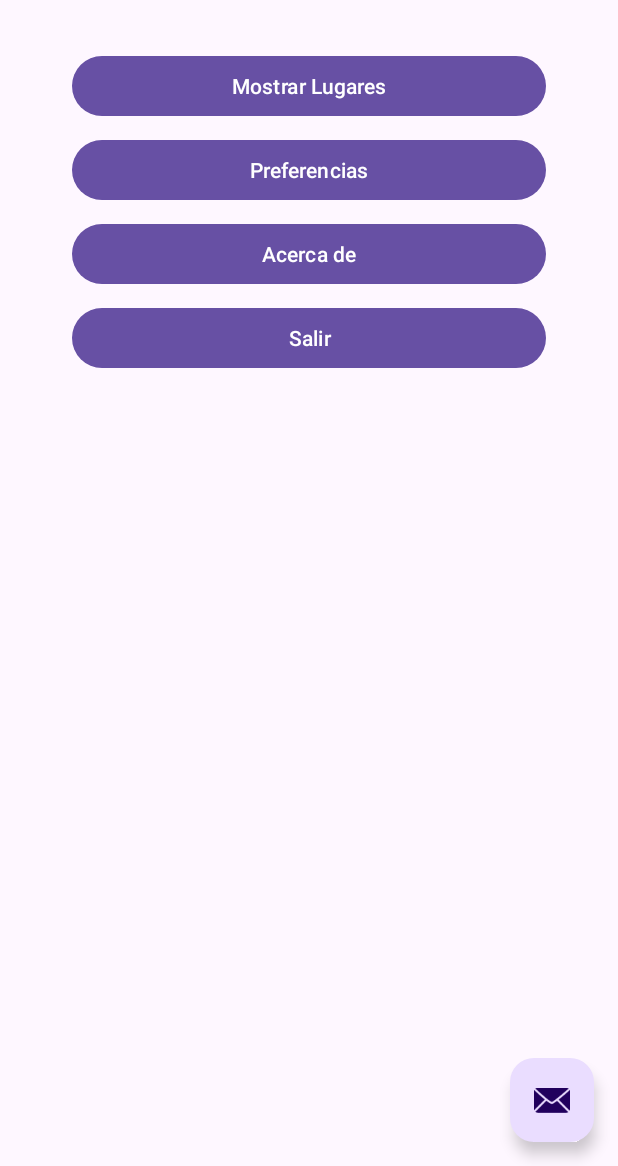
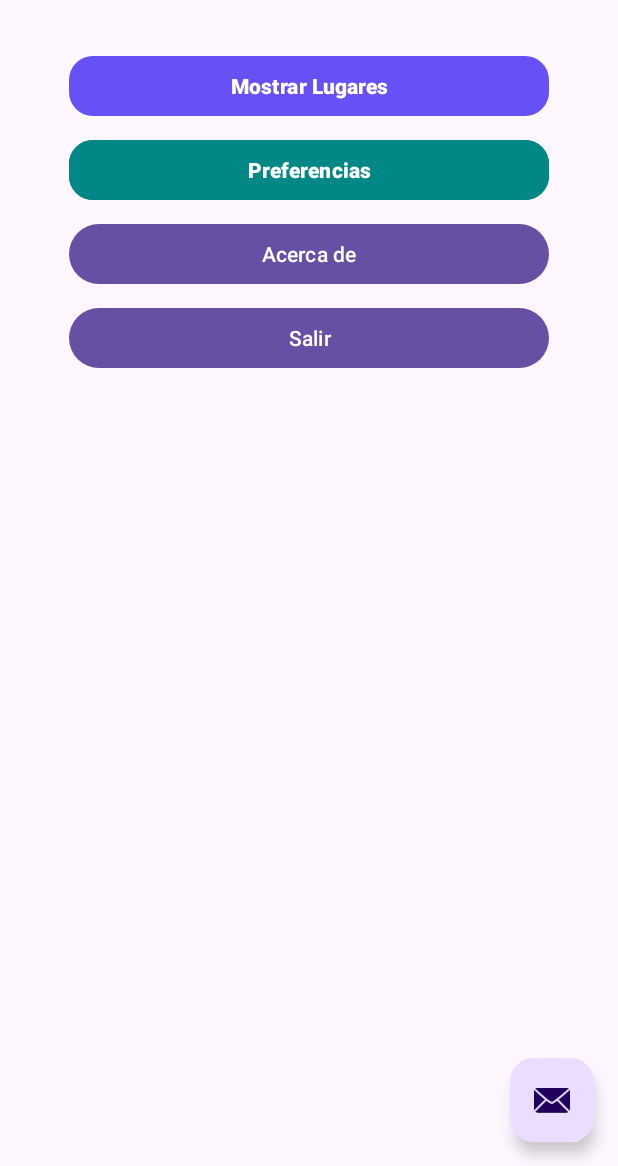
Before and after one commit to eden418-afk/MisLugaresDispMovMartesN1Eq52025, an Android app: the screen it shows after launch (MainActivity), on a phone screen of 412 x 824 dp, the part 70-1236 px from its top. Run offline under Robolectric (Android 15) with nearby library versions, the phone set to English and light mode, and no system bars; our stand-ins replace navigation-ui.

Commit message:
Crear un estilo

```diff
--- /dev/null
+++ b/app/src/main/res/layout-land/fragment_first.xml
@@ -0,0 +1,56 @@
+<?xml version="1.0" encoding="utf-8"?>
+<androidx.constraintlayout.widget.ConstraintLayout xmlns:android="http://schemas.android.com/apk/res/android"
+    xmlns:tools="http://schemas.android.com/tools"
+    android:layout_width="match_parent"
+    android:layout_height="match_parent"
+    xmlns:app="http://schemas.android.com/apk/res-auto">
+
+    <TableLayout
+        android:layout_width="0dp"
+        android:layout_height="wrap_content"
+        android:layout_marginStart="@dimen/margen_botones"
+        android:layout_marginEnd="@dimen/margen_botones"
+        android:stretchColumns="*"
+        app:layout_constraintBottom_toBottomOf="parent"
+        app:layout_constraintEnd_toEndOf="parent"
+        app:layout_constraintStart_toStartOf="parent"
+        app:layout_constraintTop_toTopOf="parent"
+        app:layout_constraintVertical_bias="0.100000024">
+
+        <TableRow
+            android:layout_width="match_parent"
+            android:layout_height="match_parent">
+
+            <Button
+                android:id="@+id/button5"
+                android:layout_width="wrap_content"
+                android:layout_height="wrap_content"
+                android:text="Mostrar Lugares" />
+
+            <Button
+                android:id="@+id/button6"
+                android:layout_width="wrap_content"
+                android:layout_height="wrap_content"
+                android:text="Preferencias" />
+        </TableRow>
+
+        <TableRow
+            android:layout_width="match_parent"
+            android:layout_height="match_parent">
+
+            <Button
+                android:id="@+id/button7"
+                android:layout_width="wrap_content"
+                android:layout_height="wrap_content"
+                android:text="Acerca de" />
+
+            <Button
+                android:id="@+id/button8"
+                android:layout_width="wrap_content"
+                android:layout_height="wrap_content"
+                android:text="Button" />
+        </TableRow>
+
+    </TableLayout>
+
+</androidx.constraintlayout.widget.ConstraintLayout>
--- a/app/src/main/res/layout/fragment_first.xml
+++ b/app/src/main/res/layout/fragment_first.xml
@@ -12,17 +12,19 @@
         android:padding="16dp">
 
         <Button
+            style="@style/EstiloBoton"
             android:id="@+id/button"
             android:layout_width="0dp"
             android:layout_height="wrap_content"
-            android:layout_marginStart="32dp"
-            android:layout_marginEnd="32dp"
+            android:layout_marginStart="@dimen/margen_botones"
+            android:layout_marginEnd="@dimen/margen_botones"
             android:text="Mostrar Lugares"
             app:layout_constraintEnd_toEndOf="parent"
             app:layout_constraintStart_toStartOf="parent"
             app:layout_constraintTop_toTopOf="parent" />
 
         <Button
+            style="@style/EstiloBoton.Alternativo"
             android:id="@+id/button2"
             android:layout_width="0dp"
             android:layout_height="wrap_content"
--- /dev/null
+++ b/app/src/main/res/values-xlarge-land/dimens.xml
@@ -0,0 +1,4 @@
+<?xml version="1.0" encoding="utf-8"?>
+<resources>
+    <dimen name="margen_botones">150dp</dimen>
+</resources>
--- a/app/src/main/res/values/colors.xml
+++ b/app/src/main/res/values/colors.xml
@@ -2,4 +2,18 @@
 <resources>
     <color name="black">#FF000000</color>
     <color name="white">#FFFFFFFF</color>
+
+    <!-- Colores base para botones -->
+    <color name="purple_500">#6750F5</color>   <!-- Fondo botón principal -->
+    <color name="purple_200">#CFBCFF</color>   <!-- Ripple botón principal -->
+    <color name="teal_700">#018786</color>     <!-- Fondo/contorno botón alternativo -->
+
+    <color name="btn_primary_bg">@color/purple_500</color>
+    <color name="btn_primary_text">@color/white</color>
+    <!-- 20% de alpha sobre el color, si prefieres efecto ripple más sutil -->
+    <color name="btn_primary_ripple">#336750A4</color>
+
+    <color name="btn_alt_bg">@color/teal_700</color>
+    <color name="btn_alt_text">@color/white</color>
+    <color name="btn_alt_stroke">@color/teal_700</color>
 </resources>
--- a/app/src/main/res/values/dimens.xml
+++ b/app/src/main/res/values/dimens.xml
@@ -1,3 +1,4 @@
 <resources>
     <dimen name="fab_margin">16dp</dimen>
+    <dimen name="margen_botones">30dp</dimen>
 </resources>
--- /dev/null
+++ b/app/src/main/res/values/styles.xml
@@ -0,0 +1,34 @@
+<?xml version="1.0" encoding="utf-8"?>
+<resources>
+    <style name="MiEstilo" parent="@android:style/TextAppearance.Medium">
+        <item name="android:layout_width">match_parent</item>
+        <item name="android:layout_height">wrap_content</item>
+        <item name="android:textColor">#00FF00</item>
+        <item name="android:typeface">monospace</item>
+    </style>
+
+
+    <!-- Botón principal -->
+    <style name="EstiloBoton" parent="Widget.Material3.Button">
+        <item name="android:layout_width">match_parent</item>
+        <item name="android:layout_height">wrap_content</item>
+        <item name="android:minHeight">48dp</item>
+        <item name="android:textAllCaps">false</item>
+        <item name="android:textStyle">bold</item>
+
+        <!-- Apariencia -->
+        <item name="cornerRadius">16dp</item>
+        <item name="backgroundTint">@color/purple_500</item>
+        <item name="android:textColor">@android:color/white</item>
+        <item name="rippleColor">@color/purple_200</item>
+    </style>
+
+    <!-- Variante alternativa (colores/borde distintos) -->
+    <style name="EstiloBoton.Alternativo" parent="EstiloBoton">
+        <item name="backgroundTint">@color/teal_700</item>
+        <item name="strokeWidth">2dp</item>
+        <item name="strokeColor">@color/teal_700</item>
+        <item name="android:textColor">@android:color/white</item>
+    </style>
+
+</resources>
```
